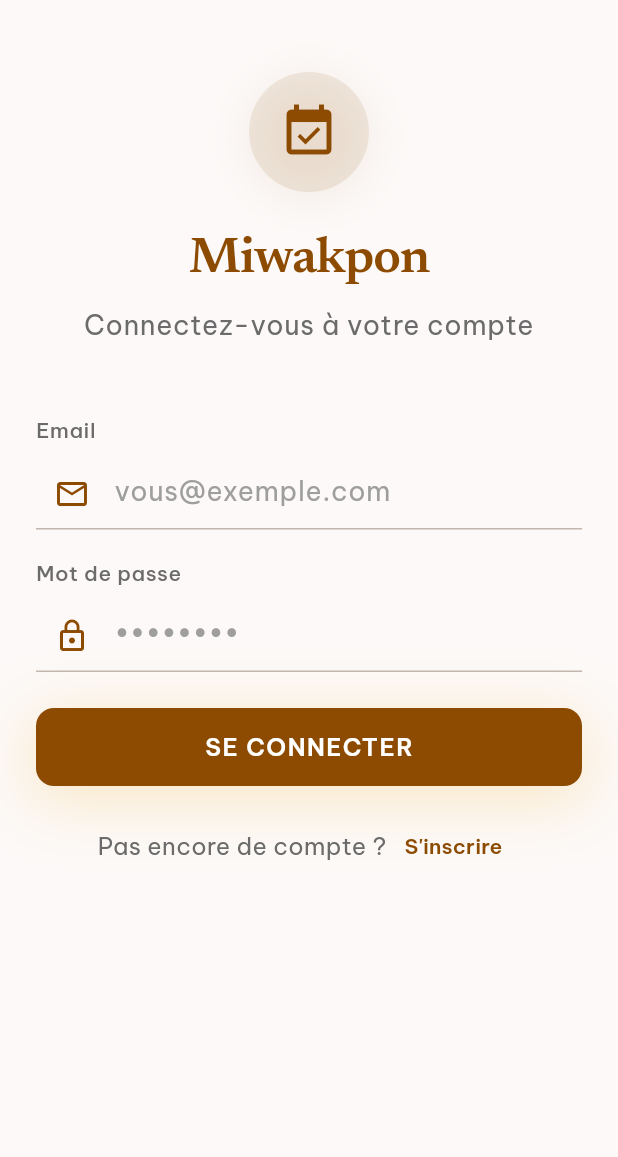
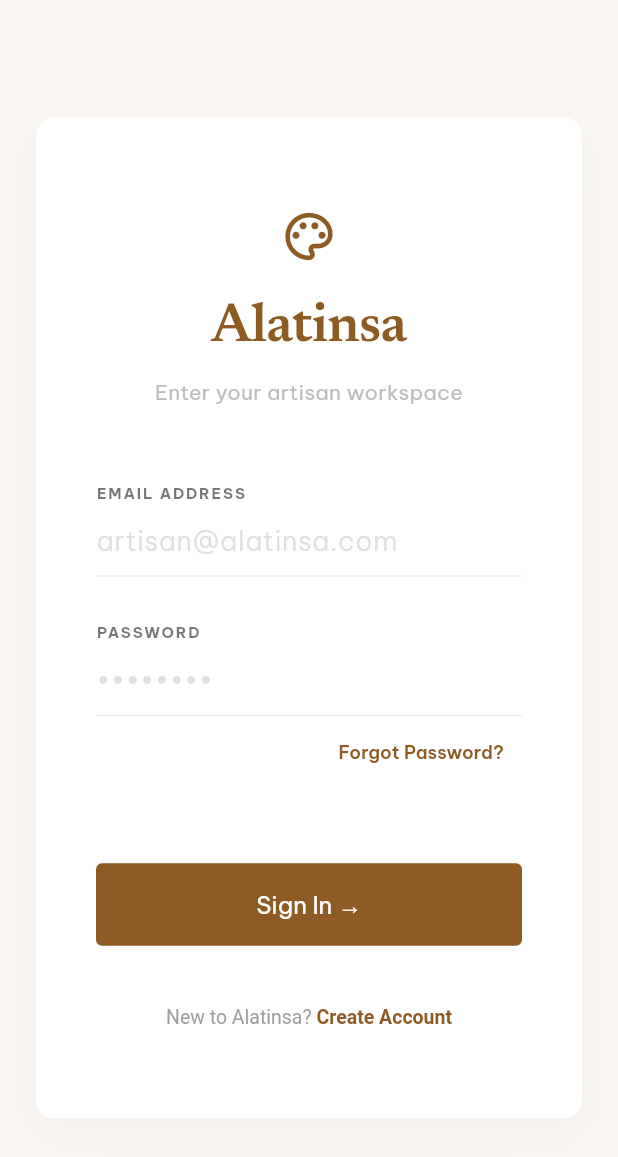
Before and after one commit to HE11032006/Miwakpon, a Flutter app: the screen it shows after launch, on a phone screen of 412 x 824 dp. Shown: the top 1157 px of the screen. Run offline on Flutter 3.47's test engine with Material 3 defaults, Android fonts, the phone set to English and light mode, and no system bars; our stand-ins replace go_router, google_fonts, supabase_flutter; accounts and stored records are empty.

Commit message:
Personnalisation de l'email et implémentation de 'forgot password'

```diff
--- a/lib/core/network/supabase_config.dart
+++ b/lib/core/network/supabase_config.dart
@@ -20,7 +20,6 @@ class SupabaseConfig {
 
   static const String _supabaseUrl = 'https://yewbjnprdiilkywxjuff.supabase.co';
   static const String _supabaseAnonKey = 'sb_publishable_k-3mWVaN9LkGUC5R6Z1FAQ_YICWz0Oq';
-
   /// Client Supabase accessible globalement après initialisation.
   static SupabaseClient get client => Supabase.instance.client;
 
--- a/lib/presentation/auth/viewmodels/auth_viewmodel.dart
+++ b/lib/presentation/auth/viewmodels/auth_viewmodel.dart
@@ -4,9 +4,13 @@ import 'package:go_router/go_router.dart';
 import '../../../core/network/supabase_config.dart';
 import '../../../core/constants/app_constants.dart';
 import '../../../core/theme/app_colors.dart';
+
 class AuthViewModel extends ChangeNotifier {
   bool _isLoading = false;
   String? _errorMessage;
+
+  bool _showSuccessMessage = false;
+  bool get showSuccessMessage => _showSuccessMessage;
 
   final emailController = TextEditingController();
   final passwordController = TextEditingController();
@@ -91,18 +95,18 @@ class AuthViewModel extends ChangeNotifier {
       final response = await SupabaseConfig.auth.signUp(
         email: email,
         password: password,
-        data: {
-          'display_name': email.split('@')[0],
-          'avatar_url': null,
-        },
+        data: {'display_name': email.split('@')[0], 'avatar_url': null},
       );
 
       if (response.user != null) {
         _isLoading = false;
+        if (response.session == null) {
+          _showSuccessMessage = true;
+          _errorMessage =
+              "Vérifiez votre boîte mail pour confirmer votre compte.";
+        }
+
         notifyListeners();
-
-        // Retourne true même si l'utilisateur doit confirmer son email
-        // ou si l'inscription est réussie
         return true;
       }
       return false;
@@ -130,61 +134,61 @@ class AuthViewModel extends ChangeNotifier {
 
     if (_isLoginMode) {
       // Mode CONNEXION
+      _showSuccessMessage = false; // Reset success message
+      notifyListeners();
+
       final success = await signInWithEmail(email, password);
       if (success && context.mounted) {
-        // Nettoyer les champs
         emailController.clear();
         passwordController.clear();
-
-        // Rediriger vers l'accueil
         context.go(AppConstants.homeRoute);
       }
     } else {
       // Mode INSCRIPTION
       final success = await signUpWithEmail(email, password);
       if (success && context.mounted) {
-        // Afficher un message de succès
-        _showSuccessMessage(context);
-
         // Nettoyer les champs
         emailController.clear();
         passwordController.clear();
         confirmPasswordController.clear();
 
-        // Basculer automatiquement en mode connexion
+        // Basculer en mode connexion
         _isLoginMode = true;
         _errorMessage = null;
+        _showSuccessMessage = true; // Afficher message de succès
         notifyListeners();
 
-        // Rediriger vers la page de connexion
-        // On reste sur la même page mais en mode connexion
-        // Le message de succès est déjà affiché
+        // Cache le message après 3 secondes
+        Future.delayed(const Duration(seconds: 3), () {
+          _showSuccessMessage = false;
+          notifyListeners();
+        });
       }
     }
   }
 
   /// Afficher un message de succès après inscription
-  void _showSuccessMessage(BuildContext context) {
-    ScaffoldMessenger.of(context).showSnackBar(
-      SnackBar(
-        content: Row(
-          children: const [
-            Icon(Icons.check_circle, color: Colors.green, size: 20),
-            SizedBox(width: 12),
-            Expanded(
-              child: Text(
-                'Compte créé avec succès ! Veuillez vous connecter.',
-                style: TextStyle(fontSize: 14),
-              ),
-            ),
-          ],
-        ),
-        backgroundColor: AppColors.success,
-        behavior: SnackBarBehavior.floating,
-        duration: const Duration(seconds: 3),
-      ),
-    );
-  }
+  // void _showSuccessMessage(BuildContext context) {
+  //   ScaffoldMessenger.of(context).showSnackBar(
+  //     SnackBar(
+  //       content: Row(
+  //         children: const [
+  //           Icon(Icons.check_circle, color: Colors.green, size: 20),
+  //           SizedBox(width: 12),
+  //           Expanded(
+  //             child: Text(
+  //               'Compte créé avec succès ! Veuillez vous connecter.',
+  //               style: TextStyle(fontSize: 14),
+  //             ),
+  //           ),
+  //         ],
+  //       ),
+  //       backgroundColor: AppColors.success,
+  //       behavior: SnackBarBehavior.floating,
+  //       duration: const Duration(seconds: 3),
+  //     ),
+  //   );
+  // }
 
   /// Déconnexion.
   Future<void> signOut(BuildContext context) async {
@@ -201,6 +205,35 @@ class AuthViewModel extends ChangeNotifier {
 
       if (context.mounted) {
         context.go(AppConstants.loginRoute);
+      }
+    } catch (e) {
+      _errorMessage = _getUserFriendlyErrorMessage(e.toString());
+    } finally {
+      _isLoading = false;
+      notifyListeners();
+    }
+  }
+
+  // Réénitialisation de mot de passe
+  Future<void> resetPassword(BuildContext context) async {
+    final email = emailController.text.trim();
+
+    if (email.isEmpty) {
+      _errorMessage =
+          "Veuillez saisir votre email pour réinitialiser le mot de passe";
+      notifyListeners();
+      return;
+    }
+
+    _isLoading = true;
+    notifyListeners();
+
+    try {
+      await SupabaseConfig.auth.resetPasswordForEmail(email);
+      if (context.mounted) {
+        ScaffoldMessenger.of(context).showSnackBar(
+          const SnackBar(content: Text('Email de réinitialisation envoyé !')),
+        );
       }
     } catch (e) {
       _errorMessage = _getUserFriendlyErrorMessage(e.toString());
--- a/lib/presentation/auth/views/login_view.dart
+++ b/lib/presentation/auth/views/login_view.dart
@@ -4,287 +4,265 @@ import '../../../core/theme/app_colors.dart';
 import '../../widgets/common_widgets.dart';
 import '../viewmodels/auth_viewmodel.dart';
 
-/// Écran d'authentification Miwakpon
-///
-/// Design inspiré du mouvement impressionniste béninois :
-/// - Palette ocre et indigo
-/// - Typographie Newsreader pour les titres, Be Vietnam Pro pour les champs
-/// - Champs avec style underline
-/// - Bouton principal avec ombre dorée
+// Écran Figma correspondant : "Authentication"
+//
+// Ce fichier doit contenir le formulaire de connexion/inscription
+// utilisant Supabase Auth (email + password).
+//
+// Le design doit suivre les maquettes Figma "Atelier Benin" :
+// - Input fields avec border-bottom style charcoal
+// - Bouton principal en Ocre avec inner-glow
+// - Typographie Newsreader pour le titre, Be Vietnam Pro pour les champs
+
 class LoginView extends StatelessWidget {
   const LoginView({super.key});
 
   @override
   Widget build(BuildContext context) {
     return Scaffold(
-      backgroundColor: AppColors.background,
-      body: SafeArea(
+      body: Container(
+        width: double.infinity,
+        height: double.infinity,
+        decoration: const BoxDecoration(
+          color: Color(
+            0xFFFAF7F2,
+          ), // Fond crème uniforme (plus propre qu'un dégradé trop marqué)
+        ),
+        child: Center(
+          child: SingleChildScrollView(
+            child: Container(
+              constraints: const BoxConstraints(
+                maxWidth: 400,
+              ), // Empêche l'étirement sur Chrome/Edge
+              margin: const EdgeInsets.all(24),
+              padding: const EdgeInsets.symmetric(horizontal: 40, vertical: 60),
+              decoration: BoxDecoration(
+                color: Colors.white,
+                borderRadius: BorderRadius.circular(12),
+                boxShadow: [
+                  BoxShadow(
+                    color: Colors.black.withOpacity(0.03),
+                    blurRadius: 30,
+                    offset: const Offset(0, 10),
+                  ),
+                ],
+              ),
               child: Consumer<AuthViewModel>(
                 builder: (context, viewModel, child) {
-            return Stack(
+                  return Column(
+                    mainAxisSize: MainAxisSize.min,
                     children: [
-                // Contenu principal
-                SingleChildScrollView(
-                  padding: const EdgeInsets.symmetric(
-                    horizontal: 24,
-                    vertical: 48,
+                      // Branding épuré
+                      const Icon(
+                        Icons.palette_outlined,
+                        color: Color(0xFF8D5B23),
+                        size: 38,
                       ),
-                  child: Column(
-                    crossAxisAlignment: CrossAxisAlignment.stretch,
+                      const SizedBox(height: 16),
+                      const Text(
+                        'Alatinsa',
+                        style: TextStyle(
+                          fontFamily: 'Newsreader',
+                          fontSize: 36,
+                          fontWeight: FontWeight.w600,
+                          color: Color(0xFF8D5B23),
+                          letterSpacing: -0.5,
+                        ),
+                      ),
+                      const SizedBox(height: 4),
+                      Text(
+                        viewModel.isLoginMode
+                            ? 'Enter your artisan workspace'
+                            : 'Create your artisan account',
+                        textAlign: TextAlign.center,
+                        style: TextStyle(
+                          color: Colors.grey[400],
+                          fontSize: 14,
+                          letterSpacing: 0.2,
+                        ),
+                      ),
+                      const SizedBox(height: 50),
+
+                      if (viewModel.showSuccessMessage)
+                        Container(
+                          padding: const EdgeInsets.all(12),
+                          margin: const EdgeInsets.only(bottom: 20),
+                          decoration: BoxDecoration(
+                            color: Colors.green[50],
+                            borderRadius: BorderRadius.circular(4),
+                          ),
+                          child: const Text(
+                            "Account created! Check your mailbox before logging in.",
+                            style: TextStyle(color: Colors.green, fontSize: 13),
+                          ),
+                        ),
+
+                      // Formulaire
+                      _buildField(
+                        'Email Address',
+                        viewModel.emailController,
+                        'artisan@alatinsa.com',
+                      ),
+                      const SizedBox(height: 30),
+                      _buildField(
+                        'Password',
+                        viewModel.passwordController,
+                        '••••••••',
+                        isPassword: true,
+                      ),
+
+                      if (!viewModel.isLoginMode) ...[
+                        const SizedBox(height: 30),
+                        _buildField(
+                          'Confirm Password',
+                          viewModel.confirmPasswordController,
+                          '••••••••',
+                          isPassword: true,
+                        ),
+                      ],
+
+                      if (viewModel.isLoginMode)
+                        Align(
+                          alignment: Alignment.centerRight,
+                          child: TextButton(
+                            onPressed: () => viewModel.resetPassword(context),
+                            child: const Text(
+                              'Forgot Password?',
+                              style: TextStyle(
+                                color: Color(0xFF8D5B23),
+                                fontSize: 12,
+                              ),
+                            ),
+                          ),
+                        ),
+
+                      const SizedBox(height: 50),
+
+                      if (viewModel.errorMessage != null)
+                        Padding(
+                          padding: const EdgeInsets.only(bottom: 16),
+                          child: Text(
+                            viewModel.errorMessage!,
+                            style: const TextStyle(
+                              color: Colors.red,
+                              fontSize: 13,
+                            ),
+                          ),
+                        ),
+
+                      // Bouton principal (Rectangle simple, sans arrondi excessif)
+                      SizedBox(
+                        width: double.infinity,
+                        height: 55,
+                        child: ElevatedButton(
+                          onPressed: viewModel.isLoading
+                              ? null
+                              : () => viewModel.submitForm(context),
+                          style: ElevatedButton.styleFrom(
+                            backgroundColor: const Color(0xFF8D5B23),
+                            elevation: 0,
+                            shape: RoundedRectangleBorder(
+                              borderRadius: BorderRadius.circular(4),
+                            ),
+                          ),
+                          child: viewModel.isLoading
+                              ? const SizedBox(
+                                  height: 20,
+                                  width: 20,
+                                  child: CircularProgressIndicator(
+                                    color: Colors.white,
+                                    strokeWidth: 2,
+                                  ),
+                                )
+                              : Text(
+                                  viewModel.isLoginMode
+                                      ? 'Sign In →'
+                                      : 'Create Account →',
+                                  style: const TextStyle(
+                                    color: Colors.white,
+                                    fontSize: 16,
+                                    fontWeight: FontWeight.w400,
+                                  ),
+                                ),
+                        ),
+                      ),
+
+                      const SizedBox(height: 40),
+
+                      // Mode Toggle
+                      GestureDetector(
+                        onTap: viewModel.toggleMode,
+                        child: RichText(
+                          text: TextSpan(
+                            style: const TextStyle(
+                              color: Colors.grey,
+                              fontSize: 13,
+                            ),
                             children: [
-                      // Logo / Titre principal
-                      _buildHeader(context, viewModel),
-                      const SizedBox(height: 48),
-                      // Formulaire
-                      _buildForm(context, viewModel),
-                      const SizedBox(height: 24),
-                      // Bouton de soumission
-                      _buildSubmitButton(context, viewModel),
-                      const SizedBox(height: 16),
-                      // Lien pour basculer entre connexion/inscription
-                      _buildModeToggle(context, viewModel),
+                              TextSpan(
+                                text: viewModel.isLoginMode
+                                    ? "New to Alatinsa? "
+                                    : "Already have an account? ",
+                              ),
+                              TextSpan(
+                                text: viewModel.isLoginMode
+                                    ? "Create Account"
+                                    : "Sign In",
+                                style: const TextStyle(
+                                  color: Color(0xFF8D5B23),
+                                  fontWeight: FontWeight.w600,
+                                ),
+                              ),
                             ],
                           ),
                         ),
-                // Indicateur de chargement
-                if (viewModel.isLoading)
-                  const AppLoadingIndicator(),
+                      ),
                     ],
                   );
                 },
               ),
             ),
-    );
-  }
-
-  Widget _buildHeader(BuildContext context, AuthViewModel viewModel) {
-    return Column(
-      children: [
-        Container(
-          width: 80,
-          height: 80,
-          decoration: BoxDecoration(
-            color: AppColors.primary.withValues(alpha: 0.1),
-            shape: BoxShape.circle,
-            boxShadow: AppColors.shadowLight,
-          ),
-          child: const Icon(
-            Icons.event_available,
-            size: 40,
-            color: AppColors.primary,
-          ),
-        ),
-        const SizedBox(height: 24),
-        Text(
-          'Miwakpon',
-          style: Theme.of(context).textTheme.headlineLarge?.copyWith(
-                fontFamily: 'Newsreader',
-                color: AppColors.primary,
-              ),
-          textAlign: TextAlign.center,
-        ),
-        const SizedBox(height: 8),
-        Text(
-          viewModel.isLoginMode
-              ? 'Connectez-vous à votre compte'
-              : 'Créez votre compte',
-          style: Theme.of(context).textTheme.bodyLarge?.copyWith(
-                color: AppColors.textSecondary,
-              ),
-          textAlign: TextAlign.center,
-        ),
-      ],
-    );
-  }
-
-  Widget _buildForm(BuildContext context, AuthViewModel viewModel) {
-    return Column(
-      crossAxisAlignment: CrossAxisAlignment.start,
-      children: [
-        // Champ Email
-        Text(
-          'Email',
-          style: Theme.of(context).textTheme.bodySmall?.copyWith(
-                color: AppColors.textSecondary,
-                fontWeight: FontWeight.w500,
-              ),
-        ),
-        const SizedBox(height: 8),
-        TextFormField(
-          controller: viewModel.emailController,
-          keyboardType: TextInputType.emailAddress,
-          textInputAction: TextInputAction.next,
-          enabled: !viewModel.isLoading,
-          style: const TextStyle(color: AppColors.textPrimary),
-          decoration: InputDecoration(
-            hintText: 'vous@exemple.com',
-            hintStyle: const TextStyle(color: AppColors.textLight),
-            prefixIcon: const Icon(Icons.email_outlined, color: AppColors.primary),
-            enabledBorder: UnderlineInputBorder(
-              borderSide: BorderSide(color: AppColors.outline.withValues(alpha: 0.5)),
-            ),
-            focusedBorder: const UnderlineInputBorder(
-              borderSide: BorderSide(color: AppColors.primary, width: 2),
-            ),
-          ),
-          onFieldSubmitted: (_) => FocusScope.of(context).nextFocus(),
-        ),
-        const SizedBox(height: 20),
-
-        // Champ Mot de passe
-        Text(
-          'Mot de passe',
-          style: Theme.of(context).textTheme.bodySmall?.copyWith(
-                color: AppColors.textSecondary,
-                fontWeight: FontWeight.w500,
-              ),
-        ),
-        const SizedBox(height: 8),
-        TextFormField(
-          controller: viewModel.passwordController,
-          obscureText: true,
-          textInputAction: viewModel.isLoginMode
-              ? TextInputAction.done
-              : TextInputAction.next,
-          enabled: !viewModel.isLoading,
-          style: const TextStyle(color: AppColors.textPrimary),
-          decoration: InputDecoration(
-            hintText: '••••••••',
-            hintStyle: const TextStyle(color: AppColors.textLight),
-            prefixIcon: const Icon(Icons.lock_outline, color: AppColors.primary),
-            enabledBorder: UnderlineInputBorder(
-              borderSide: BorderSide(color: AppColors.outline.withValues(alpha: 0.5)),
-            ),
-            focusedBorder: const UnderlineInputBorder(
-              borderSide: BorderSide(color: AppColors.primary, width: 2),
-            ),
-          ),
-          onFieldSubmitted: (_) {
-            if (viewModel.isLoginMode) {
-              viewModel.submitForm(context);
-            } else {
-              FocusScope.of(context).nextFocus();
-            }
-          },
-        ),
-
-        // Champ Confirmation (uniquement pour l'inscription)
-        if (!viewModel.isLoginMode) ...[
-          const SizedBox(height: 20),
-          Text(
-            'Confirmer le mot de passe',
-            style: Theme.of(context).textTheme.bodySmall?.copyWith(
-                  color: AppColors.textSecondary,
-                  fontWeight: FontWeight.w500,
-                ),
-          ),
-          const SizedBox(height: 8),
-          TextFormField(
-            controller: viewModel.confirmPasswordController,
-            obscureText: true,
-            textInputAction: TextInputAction.done,
-            enabled: !viewModel.isLoading,
-            style: const TextStyle(color: AppColors.textPrimary),
-            decoration: InputDecoration(
-              hintText: '••••••••',
-              hintStyle: const TextStyle(color: AppColors.textLight),
-              prefixIcon: const Icon(Icons.lock_outline, color: AppColors.primary),
-              enabledBorder: UnderlineInputBorder(
-                borderSide: BorderSide(color: AppColors.outline.withValues(alpha: 0.5)),
-              ),
-              focusedBorder: const UnderlineInputBorder(
-                borderSide: BorderSide(color: AppColors.primary, width: 2),
-              ),
-            ),
-            onFieldSubmitted: (_) => viewModel.submitForm(context),
-          ),
-        ],
-
-        // Message d'erreur
-        if (viewModel.errorMessage != null) ...[
-          const SizedBox(height: 16),
-          Container(
-            padding: const EdgeInsets.all(12),
-            decoration: BoxDecoration(
-              color: AppColors.errorContainer,
-              borderRadius: BorderRadius.circular(8),
-            ),
-            child: Row(
-              children: [
-                const Icon(
-                  Icons.error_outline,
-                  color: AppColors.error,
-                  size: 20,
-                ),
-                const SizedBox(width: 12),
-                Expanded(
-                  child: Text(
-                    viewModel.errorMessage!,
-                    style: const TextStyle(
-                      color: AppColors.error,
-                      fontSize: 14,
-                    ),
-                  ),
-                ),
-              ],
-            ),
-          ),
-        ],
-      ],
-    );
-  }
-
-  Widget _buildSubmitButton(BuildContext context, AuthViewModel viewModel) {
-    return Container(
-      decoration: BoxDecoration(
-        boxShadow: AppColors.shadowGolden,
-      ),
-      child: ElevatedButton(
-        onPressed: viewModel.isLoading ? null : () => viewModel.submitForm(context),
-        style: ElevatedButton.styleFrom(
-          padding: const EdgeInsets.symmetric(vertical: 16),
-          backgroundColor: AppColors.primary,
-          foregroundColor: AppColors.onPrimary,
-          disabledBackgroundColor: AppColors.primary.withValues(alpha: 0.5),
-          disabledForegroundColor: AppColors.onPrimary.withValues(alpha: 0.7),
-          shape: RoundedRectangleBorder(
-            borderRadius: BorderRadius.circular(12),
-          ),
-          elevation: 0, // L'ombre est gérée par le Container
-        ),
-        child: Text(
-          viewModel.isLoginMode ? 'SE CONNECTER' : "S'INSCRIRE",
-          style: const TextStyle(
-            fontSize: 16,
-            fontWeight: FontWeight.w600,
-            letterSpacing: 1,
           ),
         ),
       ),
     );
   }
 
-  Widget _buildModeToggle(BuildContext context, AuthViewModel viewModel) {
-    return Row(
-      mainAxisAlignment: MainAxisAlignment.center,
+  Widget _buildField(
+    String label,
+    TextEditingController controller,
+    String hint, {
+    bool isPassword = false,
+  }) {
+    return Column(
+      crossAxisAlignment: CrossAxisAlignment.start,
       children: [
         Text(
-          viewModel.isLoginMode
-              ? "Pas encore de compte ?"
-              : "Déjà un compte ?",
-          style: TextStyle(
-            color: AppColors.textSecondary,
+          label
+              .toUpperCase(), // Les labels en majuscules donnent un aspect plus pro/minimal
+          style: const TextStyle(
+            fontSize: 10,
+            fontWeight: FontWeight.w700,
+            letterSpacing: 1.2,
+            color: Colors.black54,
           ),
         ),
-        TextButton(
-          onPressed: viewModel.isLoading ? null : viewModel.toggleMode,
-          style: TextButton.styleFrom(
-            foregroundColor: AppColors.primary,
+        TextField(
+          controller: controller,
+          obscureText: isPassword,
+          cursorColor: const Color(0xFF8D5B23),
+          decoration: InputDecoration(
+            hintText: hint,
+            hintStyle: TextStyle(
+              color: Colors.grey[300],
+              fontWeight: FontWeight.w300,
             ),
-          child: Text(
-            viewModel.isLoginMode ? "S'inscrire" : "Se connecter",
-            style: const TextStyle(
-              fontWeight: FontWeight.w600,
+            contentPadding: const EdgeInsets.symmetric(vertical: 10),
+            enabledBorder: const UnderlineInputBorder(
+              borderSide: BorderSide(color: Color(0xFFEEEEEE)),
+            ),
+            focusedBorder: const UnderlineInputBorder(
+              borderSide: BorderSide(color: Color(0xFF8D5B23)),
             ),
           ),
         ),
```
Lines whose indentation alone changed are shown as unchanged.
